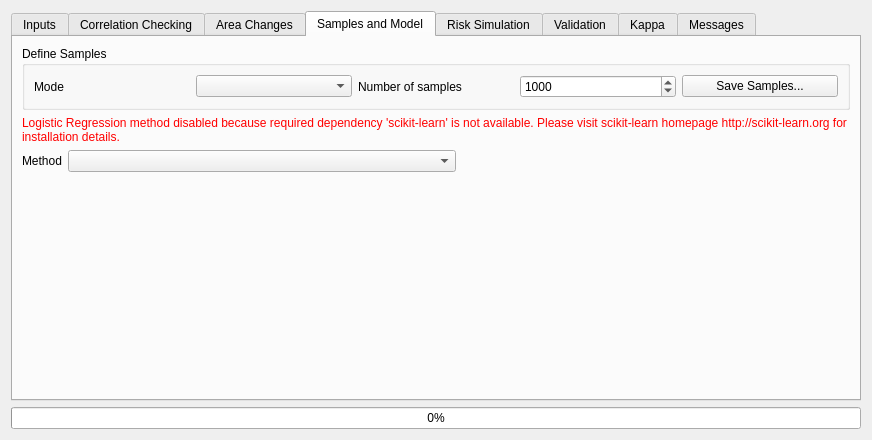
The window that ui/moluscedialogbase.ui (nextgis/qgis_molusce) describes before a commit, drawn with Qt 5.
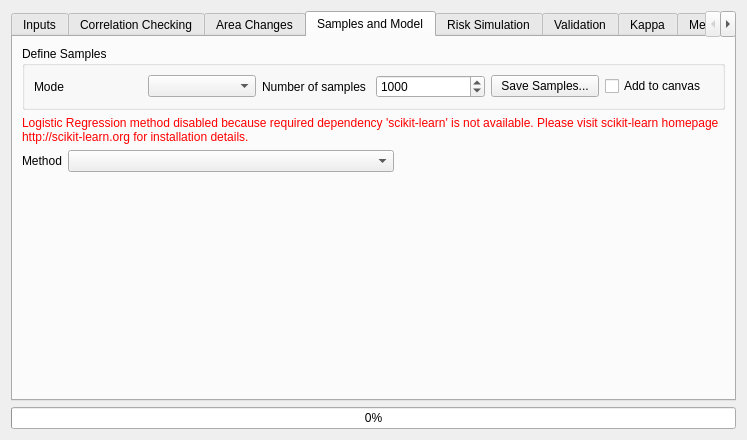
The same window after the commit. The open tabs and pages were chosen to show the change. Custom widgets are drawn as their Qt base class.

Commit message: option to add samples to canvas

The edit to the form file:
```diff
--- a/ui/moluscedialogbase.ui
+++ b/ui/moluscedialogbase.ui
@@ -6,7 +6,7 @@
    <rect>
     <x>0</x>
     <y>0</y>
-    <width>872</width>
+    <width>747</width>
     <height>440</height>
    </rect>
   </property>
@@ -318,6 +318,13 @@
             </property>
            </widget>
           </item>
+          <item>
+           <widget class="QCheckBox" name="chkLoadSamples">
+            <property name="text">
+             <string>Add to canvas</string>
+            </property>
+           </widget>
+          </item>
          </layout>
         </widget>
        </item>
```
Left out of the diff: 2 changed lines with no effect on the pictures. The commit also changes 1 other file.
